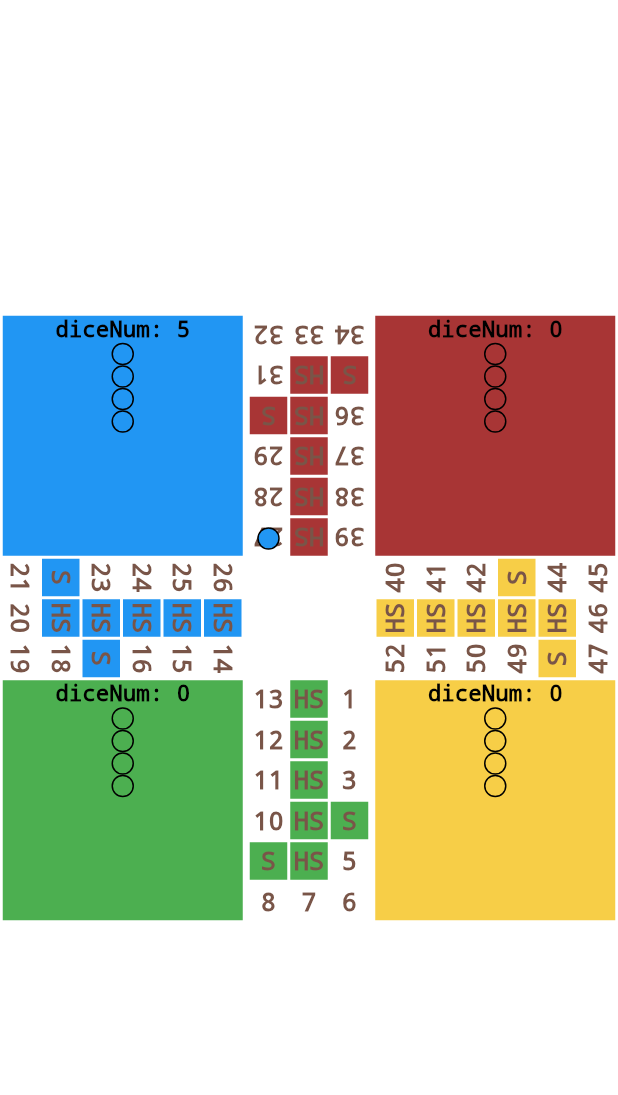
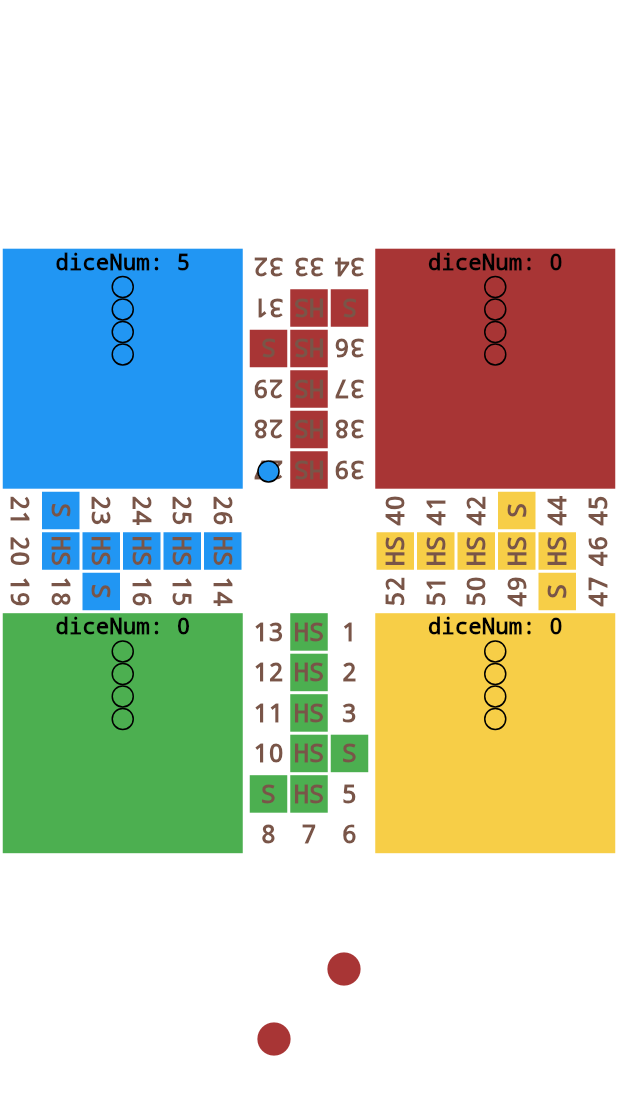
Before and after one commit to burhanhaq/Ludo_App_Game, a Flutter app: the screen it shows after launch, after a tap on an icon or button, on a phone screen of 412 x 824 dp. Shown: the top 1095 px of the screen. Run offline on Flutter 3.47's test engine with Material 2 defaults, Android fonts, the light colour scheme and no system bars.

Commit message:
Added Dice() container to Home(). Also added part of playTurn() method.

```diff
--- a/lib/game_state.dart
+++ b/lib/game_state.dart
@@ -8,24 +8,8 @@ import 'custom_box.dart';
 import 'player_piece.dart';
 
 class GameState extends ChangeNotifier {
-//  int _sheesh = 0;
-//
-//  get sheesh => _sheesh;
-//
-//  set sheesh(int sh) {
-//    _sheesh = sh;
-//    notifyListeners();
-//  }
-
   List<Slot> slotList = List.generate(13 * 4, (index) => Slot(id: index + 1));
-  List<Slot> redEndList =
-      List.generate(6, (index) => Slot(id: index + 1, isEnd: true));
-  List<Slot> blueEndList =
-      List.generate(6, (index) => Slot(id: index + 1, isEnd: true));
-  List<Slot> yellowEndList =
-      List.generate(6, (index) => Slot(id: index + 1, isEnd: true));
-  List<Slot> greenGreenList =
-      List.generate(6, (index) => Slot(id: index + 1, isEnd: true));
+  List<int> movesList = [];
 
   setStop(int id) {
     slotList[id - 1].isStop = true;
@@ -50,46 +34,6 @@ class GameState extends ChangeNotifier {
   Slot getGreenEndSlot(int id) {
     return greenGreenList[id - 1];
   }
-
-  get redCol1 => _redColumn1;
-
-  get redCol2 => _redColumn2;
-
-  get redCol3 => _redColumn3;
-
-  get yellowCol1 => _yellowColumn1;
-
-  get yellowCol2 => _yellowColumn2;
-
-  get yellowCol3 => _yellowColumn3;
-
-  get blueCol1 => _blueColumn1;
-
-  get blueCol2 => _blueColumn2;
-
-  get blueCol3 => _blueColumn3;
-
-  get greenCol1 => _greenColumn1;
-
-  get greenCol2 => _greenColumn2;
-
-  get greenCol3 => _greenColumn3;
-
-  List<Widget> _redColumn1 = [];
-  List<Widget> _redColumn2 = [];
-  List<Widget> _redColumn3 = [];
-
-  List<Widget> _yellowColumn1 = [];
-  List<Widget> _yellowColumn2 = [];
-  List<Widget> _yellowColumn3 = [];
-
-  List<Widget> _greenColumn1 = [];
-  List<Widget> _greenColumn2 = [];
-  List<Widget> _greenColumn3 = [];
-
-  List<Widget> _blueColumn1 = [];
-  List<Widget> _blueColumn2 = [];
-  List<Widget> _blueColumn3 = [];
 
   updateColDate(PieceType piece) {
 //    sheesh += 1;
@@ -163,14 +107,44 @@ class GameState extends ChangeNotifier {
     return pieceTurn[0];
   }
 
-  playTurn() {}
+  playTurn() {
+    // starting
+    PieceType turn = getTurn();
+    bool canThrowDice = true;
+    do {
+      int diceNum = throwDice();
+      movesList.add(diceNum);
+      canThrowDice = false;
+      if (diceNum == 6) {
+        canThrowDice = true;
+        int len = movesList.length;
+        if (len >= 3) {
+          if (movesList[len - 1] == 6 &&
+              movesList[len - 2] == 6 &&
+              movesList[len - 3] == 6) {
+            canThrowDice = false;
+            movesList.removeLast();
+            movesList.removeLast();
+            movesList.removeLast();
+          }
+        }
+      }
+    } while (canThrowDice);
 
-  bool canDelete(PlayerPiece topPiece, int slotId) {
+    // turn end
+    pieceTurn.removeAt(0);
+    pieceTurn.add(turn);
+    movesList.clear();
+    notifyListeners();
+  }
+
+  bool canDelete(int slotId) {
     if (getSlot(slotId).isStop) return false;
     var pieceList = getSlot(slotId).playerPieceList;
-    if (pieceList.length == 0) return false;
+    if (pieceList.length <= 1) return false;
     int playerPieceCount = 0;
     int otherPieceCount = 0;
+    PlayerPiece topPiece = pieceList.last;
     for (int i = 0; i < pieceList.length; i++) {
       if (pieceList[i].pieceType == topPiece.pieceType) {
         ++playerPieceCount;
@@ -178,15 +152,16 @@ class GameState extends ChangeNotifier {
         ++otherPieceCount;
       }
     }
+    if (otherPieceCount <= 0) return false;
     if (playerPieceCount >= otherPieceCount) {
-      print('hahahah');
+      print('CanDelete() true');
 //      print(topPiece);
 //      deletePiece(topPiece, slotId);
     }
     return playerPieceCount >= otherPieceCount;
   }
 
-  deleteBottomPiece(int slotId) {
+  deleteBottomPieces(int slotId) {
     var pieceList = getSlot(slotId).playerPieceList;
     PlayerPiece topPiece = pieceList.last;
 //    print('before');
@@ -253,6 +228,55 @@ class GameState extends ChangeNotifier {
   int throwDice() {
     return math.Random().nextInt(6) + 1;
   }
+
+  List<Slot> redEndList =
+      List.generate(6, (index) => Slot(id: index + 1, isEnd: true));
+  List<Slot> blueEndList =
+      List.generate(6, (index) => Slot(id: index + 1, isEnd: true));
+  List<Slot> yellowEndList =
+      List.generate(6, (index) => Slot(id: index + 1, isEnd: true));
+  List<Slot> greenGreenList =
+      List.generate(6, (index) => Slot(id: index + 1, isEnd: true));
+
+  get redCol1 => _redColumn1;
+
+  get redCol2 => _redColumn2;
+
+  get redCol3 => _redColumn3;
+
+  get yellowCol1 => _yellowColumn1;
+
+  get yellowCol2 => _yellowColumn2;
+
+  get yellowCol3 => _yellowColumn3;
+
+  get blueCol1 => _blueColumn1;
+
+  get blueCol2 => _blueColumn2;
+
+  get blueCol3 => _blueColumn3;
+
+  get greenCol1 => _greenColumn1;
+
+  get greenCol2 => _greenColumn2;
+
+  get greenCol3 => _greenColumn3;
+
+  List<Widget> _redColumn1 = [];
+  List<Widget> _redColumn2 = [];
+  List<Widget> _redColumn3 = [];
+
+  List<Widget> _yellowColumn1 = [];
+  List<Widget> _yellowColumn2 = [];
+  List<Widget> _yellowColumn3 = [];
+
+  List<Widget> _greenColumn1 = [];
+  List<Widget> _greenColumn2 = [];
+  List<Widget> _greenColumn3 = [];
+
+  List<Widget> _blueColumn1 = [];
+  List<Widget> _blueColumn2 = [];
+  List<Widget> _blueColumn3 = [];
 
   initColumn() {
     _redColumn1 = [
--- a/lib/home.dart
+++ b/lib/home.dart
@@ -10,10 +10,12 @@ class Home extends StatelessWidget {
   @override
   Widget build(BuildContext context) {
     var gameState = Provider.of<GameState>(context);
-    return Container(
+    return SafeArea(
+      child: Container(
         child: Column(
-        mainAxisAlignment: MainAxisAlignment.center,
+//        mainAxisAlignment: MainAxisAlignment.center,
           children: <Widget>[
+            SizedBox(height: MediaQuery.of(context).size.height * 0.2),
             Row(
               mainAxisAlignment: MainAxisAlignment.spaceAround,
               children: <Widget>[
@@ -49,6 +51,50 @@ class Home extends StatelessWidget {
                 PieceHome(PieceType.Yellow),
               ],
             ),
+            SizedBox(height: 50),
+            Dice(size: 100),
+          ],
+        ),
+      ),
+    );
+  }
+}
+
+class Dice extends StatelessWidget {
+  double size;
+
+  Dice({this.size = 50});
+
+  @override
+  Widget build(BuildContext context) {
+    return Container(
+      height: size,
+      width: size,
+      decoration: BoxDecoration(
+        color: Colors.white,
+        borderRadius: BorderRadius.all(Radius.circular(size / 9)),
+      ),
+      child: Stack(
+        alignment: Alignment.center,
+        children: <Widget>[
+          Positioned(
+            top: size / 10,
+            right: size / 10,
+            child: Icon(
+              Icons.fiber_manual_record,
+              color: red1,
+              size: size / 3,
+            ),
+          ),
+          Positioned(
+            bottom: size / 10,
+            left: size / 10,
+            child: Icon(
+              Icons.fiber_manual_record,
+              color: red1,
+              size: size / 3,
+            ),
+          ),
         ],
       ),
     );
--- a/lib/piece_home.dart
+++ b/lib/piece_home.dart
@@ -65,7 +65,7 @@ class _PieceHomeState extends State<PieceHome> {
             called = true;
           }
           gameState.movePiece(p, diceNum);
-          gameState.canDelete(p, p.location);
+          gameState.canDelete(p.location);
         });
       },
       child: Container(
```
Lines whose indentation alone changed are shown as unchanged.
